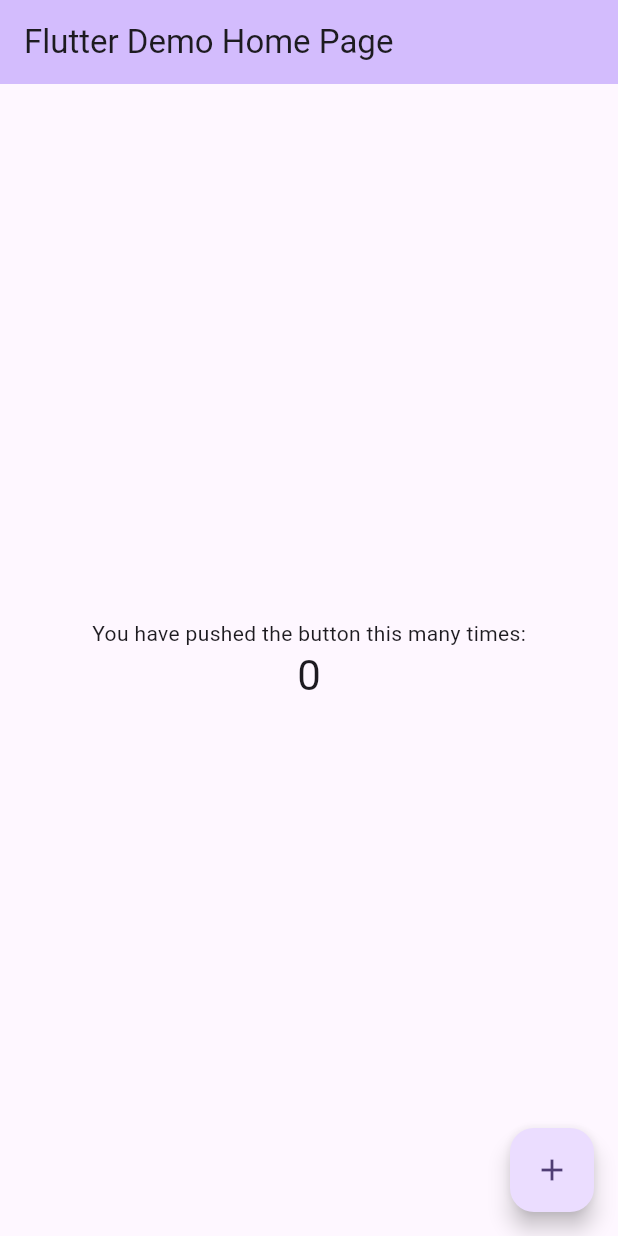
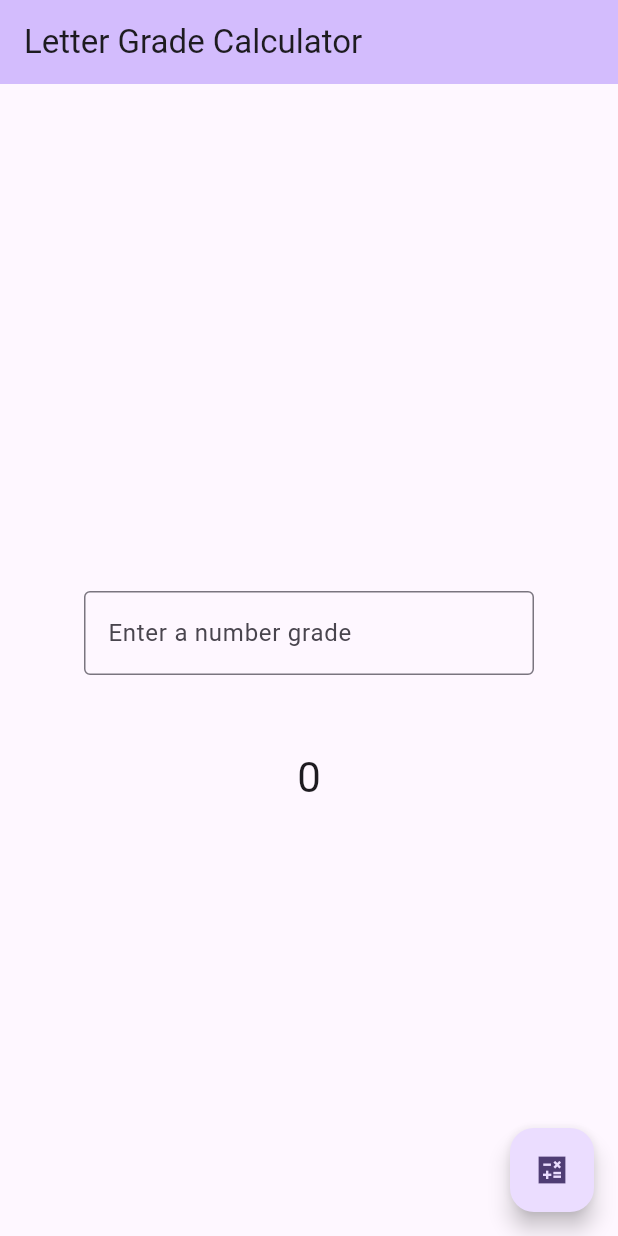
Before and after one commit to c-dager/final_grade_calc, a Flutter app: the screen it shows after launch, on a phone screen of 412 x 824 dp. Run offline on Flutter 3.47's test engine with Material 3 defaults, Android fonts, the phone set to English and light mode, and no system bars.

Commit message:
Begin adding barebones UI

```diff
--- a/lib/main.dart
+++ b/lib/main.dart
@@ -13,40 +13,17 @@ class MyApp extends StatelessWidget {
     return MaterialApp(
       title: 'Flutter Demo',
       theme: ThemeData(
-        // This is the theme of your application.
-        //
-        // TRY THIS: Try running your application with "flutter run". You'll see
-        // the application has a purple toolbar. Then, without quitting the app,
-        // try changing the seedColor in the colorScheme below to Colors.green
-        // and then invoke "hot reload" (save your changes or press the "hot
-        // reload" button in a Flutter-supported IDE, or press "r" if you used
-        // the command line to start the app).
-        //
-        // Notice that the counter didn't reset back to zero; the application
-        // state is not lost during the reload. To reset the state, use hot
-        // restart instead.
-        //
-        // This works for code too, not just values: Most code changes can be
-        // tested with just a hot reload.
+
         colorScheme: ColorScheme.fromSeed(seedColor: Colors.deepPurple),
         useMaterial3: true,
       ),
-      home: const MyHomePage(title: 'Flutter Demo Home Page'),
+      home: const Center(child: MyHomePage(title: 'Letter Grade Calculator')),
     );
   }
 }
 
 class MyHomePage extends StatefulWidget {
   const MyHomePage({super.key, required this.title});
-
-  // This widget is the home page of your application. It is stateful, meaning
-  // that it has a State object (defined below) that contains fields that affect
-  // how it looks.
-
-  // This class is the configuration for the state. It holds the values (in this
-  // case the title) provided by the parent (in this case the App widget) and
-  // used by the build method of the State. Fields in a Widget subclass are
-  // always marked "final".
 
   final String title;
 
@@ -56,57 +33,36 @@ class MyHomePage extends StatefulWidget {
 
 class _MyHomePageState extends State<MyHomePage> {
   int _counter = 0;
-
-  void _incrementCounter() {
+  void _calcLetterGrade() {
     setState(() {
-      // This call to setState tells the Flutter framework that something has
-      // changed in this State, which causes it to rerun the build method below
-      // so that the display can reflect the updated values. If we changed
-      // _counter without calling setState(), then the build method would not be
-      // called again, and so nothing would appear to happen.
       _counter++;
     });
   }
 
   @override
   Widget build(BuildContext context) {
-    // This method is rerun every time setState is called, for instance as done
-    // by the _incrementCounter method above.
-    //
-    // The Flutter framework has been optimized to make rerunning build methods
-    // fast, so that you can just rebuild anything that needs updating rather
-    // than having to individually change instances of widgets.
+
     return Scaffold(
       appBar: AppBar(
-        // TRY THIS: Try changing the color here to a specific color (to
-        // Colors.amber, perhaps?) and trigger a hot reload to see the AppBar
-        // change color while the other colors stay the same.
         backgroundColor: Theme.of(context).colorScheme.inversePrimary,
-        // Here we take the value from the MyHomePage object that was created by
-        // the App.build method, and use it to set our appbar title.
+
         title: Text(widget.title),
       ),
       body: Center(
-        // Center is a layout widget. It takes a single child and positions it
-        // in the middle of the parent.
         child: Column(
-          // Column is also a layout widget. It takes a list of children and
-          // arranges them vertically. By default, it sizes itself to fit its
-          // children horizontally, and tries to be as tall as its parent.
-          //
-          // Column has various properties to control how it sizes itself and
-          // how it positions its children. Here we use mainAxisAlignment to
-          // center the children vertically; the main axis here is the vertical
-          // axis because Columns are vertical (the cross axis would be
-          // horizontal).
-          //
-          // TRY THIS: Invoke "debug painting" (choose the "Toggle Debug Paint"
-          // action in the IDE, or press "p" in the console), to see the
-          // wireframe for each widget.
           mainAxisAlignment: MainAxisAlignment.center,
           children: <Widget>[
-            const Text(
-              'You have pushed the button this many times:',
+            const Padding(
+              padding: EdgeInsets.all(50.0),
+              child: SizedBox(
+                width: 300.0,
+                child: TextField(
+                  decoration: InputDecoration(
+                    border: OutlineInputBorder(),
+                    hintText: 'Enter a number grade',
+                  ),
+                ),
+              ),
             ),
             Text(
               '$_counter',
@@ -116,9 +72,9 @@ class _MyHomePageState extends State<MyHomePage> {
         ),
       ),
       floatingActionButton: FloatingActionButton(
-        onPressed: _incrementCounter,
-        tooltip: 'Increment',
-        child: const Icon(Icons.add),
+        onPressed: _calcLetterGrade,
+        tooltip: 'Calculate',
+        child: const Icon(Icons.calculate_sharp),
       ), // This trailing comma makes auto-formatting nicer for build methods.
     );
   }
```
Also changed, not shown: lib/letter_grade_calculator.dart (+7 -0 lines), 1 other file.
